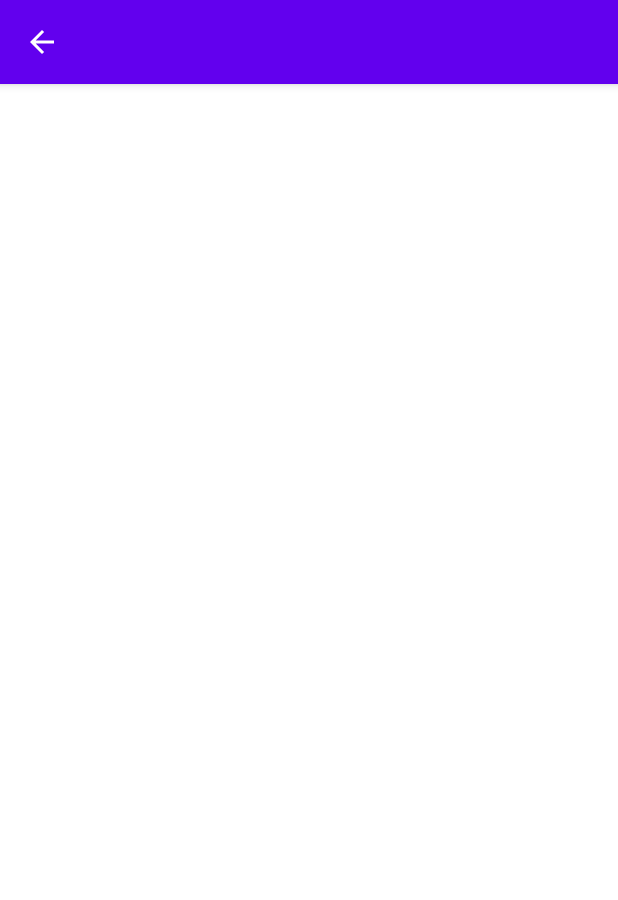
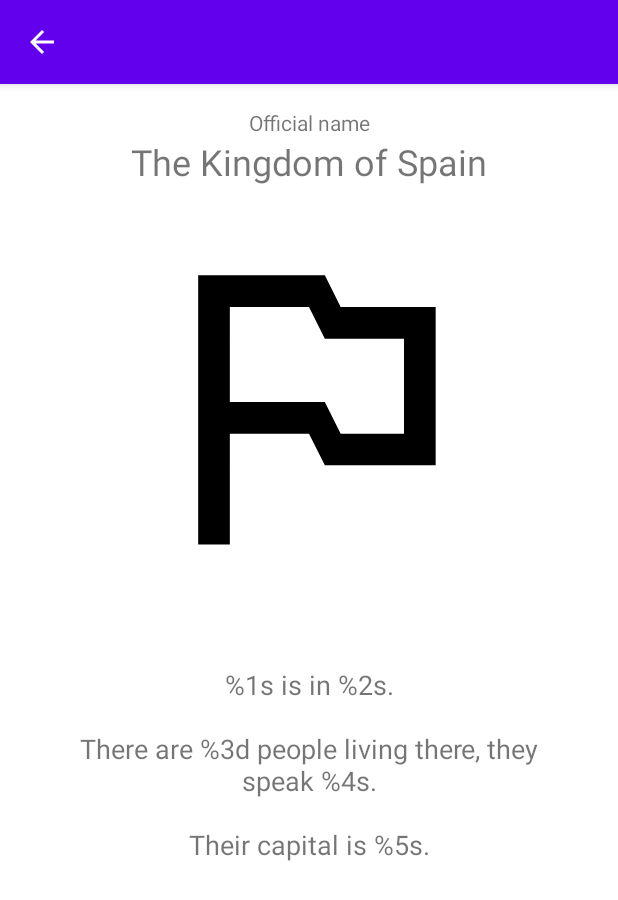
Before and after one commit to panasetskaya/CountriesScroller, an Android app: the layout fragment_details.xml on its own in the app's theme, with its tools: preview values and no code run, on a phone screen of 412 x 824 dp. Shown: the top 900 px of the screen. Run offline under Robolectric (Android 15) with nearby library versions, the phone set to English and light mode, and no system bars.

Commit message:
add content setup

```diff
--- a/app/src/main/java/com/panasetskaia/countriesscroller/data/repo/CountriesRepositoryImpl.kt
+++ b/app/src/main/java/com/panasetskaia/countriesscroller/data/repo/CountriesRepositoryImpl.kt
@@ -30,7 +30,7 @@ class CountriesRepositoryImpl @Inject constructor(
     }
 
     override suspend fun getCountryByName(commonName: String): Country {
-        return Country(commonName,null,null, listOf(),null,null,null)
+        return Country(commonName,"Kingdom of Spain","Southern Europe", listOf("Spanish", "Catalonian"),"Madrid",47351567,"https://flagcdn.com/w320/es.png")
         //todo
     }
 }
--- a/app/src/main/res/layout/fragment_details.xml
+++ b/app/src/main/res/layout/fragment_details.xml
@@ -24,4 +24,64 @@
 
     </com.google.android.material.appbar.AppBarLayout>
 
+    <TextView
+        android:id="@+id/officialNameLabel"
+        android:layout_width="wrap_content"
+        android:layout_height="wrap_content"
+        app:layout_constraintEnd_toEndOf="parent"
+        app:layout_constraintStart_toStartOf="parent"
+        app:layout_constraintTop_toBottomOf="@id/appBarLayoutDetail"
+        android:text="@string/official_name"
+        android:layout_marginTop="16dp"
+        />
+
+    <TextView
+        android:id="@+id/officialName"
+        android:layout_width="0dp"
+        android:layout_height="wrap_content"
+        app:layout_constraintEnd_toEndOf="parent"
+        app:layout_constraintStart_toStartOf="parent"
+        app:layout_constraintTop_toBottomOf="@+id/officialNameLabel"
+        android:layout_marginStart="16dp"
+        android:layout_marginEnd="16dp"
+        android:gravity="center"
+        tools:text="The Kingdom of Spain"
+        android:textSize="24sp"/>
+
+    <ImageView
+        android:id="@+id/imageViewBigFlag"
+        app:shapeAppearanceOverlay="@style/roundedImageViewRounded"
+        android:layout_width="0dp"
+        android:layout_height="0dp"
+        android:adjustViewBounds="true"
+        app:layout_constraintDimensionRatio="1.5"
+        android:layout_margin="16dp"
+        app:layout_constraintStart_toStartOf="parent"
+        app:layout_constraintBottom_toTopOf="@+id/guideline"
+        app:layout_constraintTop_toBottomOf="@+id/officialName"
+        app:layout_constraintEnd_toEndOf="parent"
+        android:contentDescription="@string/small_flag_image_description"
+        tools:srcCompat="@drawable/flag_placeholder"/>
+
+    <androidx.constraintlayout.widget.Guideline
+        android:id="@+id/guideline"
+        android:layout_width="wrap_content"
+        android:layout_height="wrap_content"
+        android:orientation="horizontal"
+        app:layout_constraintGuide_percent="0.5" />
+
+    <TextView
+        android:id="@+id/tvCountryInfo"
+        android:layout_width="0dp"
+        android:layout_height="0dp"
+        app:layout_constraintEnd_toEndOf="parent"
+        app:layout_constraintStart_toStartOf="parent"
+        android:layout_margin="32dp"
+        app:layout_constraintTop_toBottomOf="@id/guideline"
+        app:layout_constraintBottom_toBottomOf="parent"
+        tools:text="@string/country_info"
+        android:gravity="center_horizontal"
+        android:textSize="18sp"/>
+
+
 </androidx.constraintlayout.widget.ConstraintLayout>
--- a/app/src/main/res/values/strings.xml
+++ b/app/src/main/res/values/strings.xml
@@ -1,8 +1,9 @@
 <resources>
     <string name="app_name">Countries Scroller</string>
-    <!-- TODO: Remove or change this placeholder text -->
-    <string name="hello_blank_fragment">Hello blank fragment</string>
     <string name="small_flag_image_description">Country flag image</string>
     <string name="page_title">Countries Scroller</string>
     <string name="loadingError">Network error</string>
+    <string name="official_name">Official name</string>
+
+    <string name="country_info">%1s is in %2s.\n\nThere are %3d people living there, they speak %4s.\n\nTheir capital is %5s.</string>
 </resources>
```
Also changed, not shown: app/src/main/java/com/panasetskaia/countriesscroller/presentation/details_screen/DetailsFragment.kt (+36 -1 lines).
